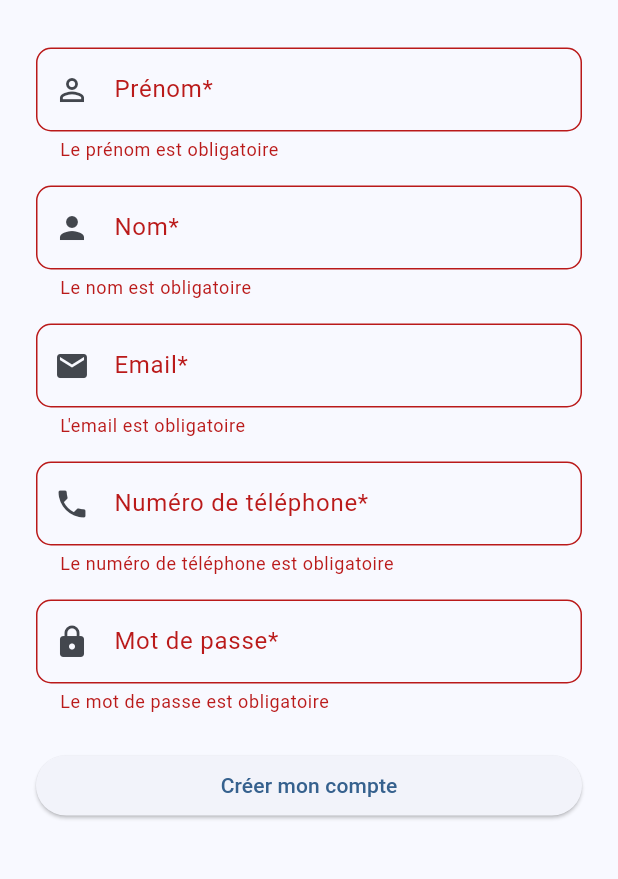
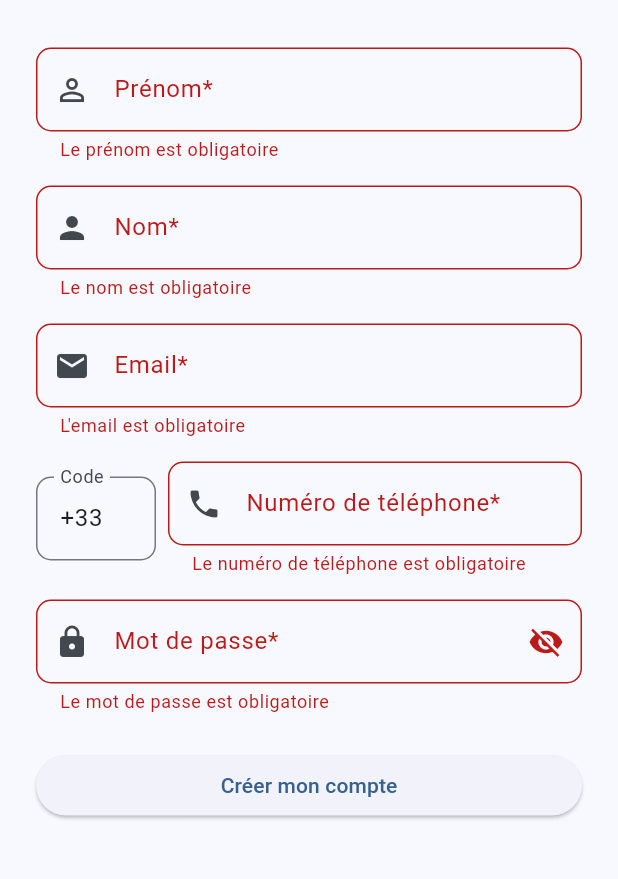
Before and after one commit to 2iAcademy/BeeSure, a Flutter app: the SignupPage screen opened directly, after a tap on "Créer mon compte", on a phone screen of 412 x 824 dp, the part 176-1055 px from its top. Run offline on Flutter 3.47's test engine with Material 3 defaults, Android fonts, the phone set to English and light mode, and no system bars; our stand-ins replace flutter_dotenv, flutter_secure_storage, logger; accounts and stored records are empty.

Commit message:
add TTL and auth limit common in app module + fix phone number in front with country code

```diff
--- a/apps/mobile_app/lib/view_models/signup_view_model.dart
+++ b/apps/mobile_app/lib/view_models/signup_view_model.dart
@@ -8,12 +8,16 @@ class SignupViewModel with ChangeNotifier {
   final TextEditingController firstNameController = TextEditingController();
   final TextEditingController lastNameController = TextEditingController();
   final TextEditingController emailController = TextEditingController();
+  final TextEditingController countryCodeController = TextEditingController(text: '+33');
   final TextEditingController phoneController = TextEditingController();
   final TextEditingController passwordController = TextEditingController();
 
   // État du formulaire
   bool _isLoading = false;
   bool get isLoading => _isLoading;
+
+  bool _obscurePassword = true;
+  bool get obscurePassword => _obscurePassword;
 
   String? _errorMessage;
   String? get errorMessage => _errorMessage;
@@ -89,7 +93,7 @@ class SignupViewModel with ChangeNotifier {
       firstName: firstNameController.text,
       lastName: lastNameController.text,
       email: emailController.text,
-      phone: phoneController.text,
+      phone: '${countryCodeController.text}${phoneController.text}',
       password: passwordController.text,
     );
 
@@ -103,10 +107,19 @@ class SignupViewModel with ChangeNotifier {
       );
     } else {
       _errorMessage = result['message'];
+      ScaffoldMessenger.of(context).showSnackBar(
+        SnackBar(
+          content: Text(_errorMessage!),
+          backgroundColor: Colors.redAccent,
+        ),
+      );
       notifyListeners();
     }
-    // Redirection après inscription réussie
-    // Navigator.pushReplacement(context, MaterialPageRoute(builder: (context) => LoginPage()));
+  }
+
+  void togglePasswordVisibility() {
+    _obscurePassword = !_obscurePassword;
+    notifyListeners();
   }
 
   // Nettoyer les controllers
@@ -115,6 +128,7 @@ class SignupViewModel with ChangeNotifier {
     firstNameController.dispose();
     lastNameController.dispose();
     emailController.dispose();
+    countryCodeController.dispose();
     phoneController.dispose();
     passwordController.dispose();
     super.dispose();
--- a/apps/mobile_app/lib/views/signup_page.dart
+++ b/apps/mobile_app/lib/views/signup_page.dart
@@ -67,8 +67,25 @@ class SignupPage extends StatelessWidget {
                       ),
                     ),
                     const SizedBox(height: 16),
-                    TextFormField(
+                    Row(
+                      children: [
+                        SizedBox(
+                          width: 80,
+                          child: TextFormField(
+                            controller: viewModel.countryCodeController,
+                            decoration: InputDecoration(
+                              labelText: "Code",
+                              border: OutlineInputBorder(
+                                borderRadius: BorderRadius.circular(10),
+                              ),
+                            ),
+                          ),
+                        ),
+                        const SizedBox(width: 8),
+                        Expanded(
+                          child: TextFormField(
                             controller: viewModel.phoneController,
+                            keyboardType: TextInputType.number,
                             decoration: InputDecoration(
                               labelText: "Numéro de téléphone*",
                               errorText: viewModel.phoneError,
@@ -78,16 +95,27 @@ class SignupPage extends StatelessWidget {
                               ),
                             ),
                           ),
+                        ),
+                      ],
+                    ),
                     const SizedBox(height: 16),
                     TextFormField(
                       controller: viewModel.passwordController,
-                      obscureText: true,
+                      obscureText: viewModel.obscurePassword,
                       decoration: InputDecoration(
                         labelText: "Mot de passe*",
                         errorText: viewModel.passwordError,
                         prefixIcon: const Icon(Icons.lock),
                         border: OutlineInputBorder(
                           borderRadius: BorderRadius.circular(10),
+                        ),
+                        suffixIcon: IconButton(
+                          icon: Icon(
+                            viewModel.obscurePassword
+                                ? Icons.visibility_off
+                                : Icons.visibility,
+                          ),
+                          onPressed: viewModel.togglePasswordVisibility,
                         ),
                       ),
                     ),
```
Also changed, not shown: 1 other file. Lines whose indentation alone changed are shown as unchanged.
